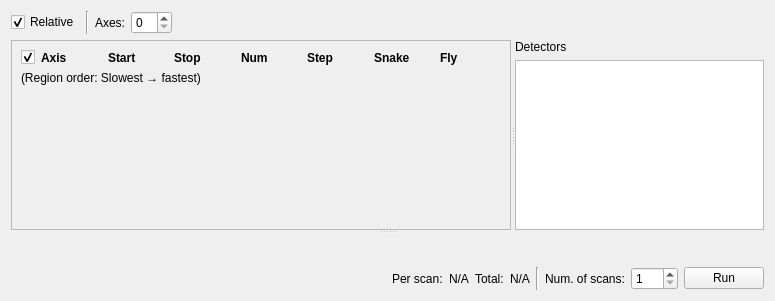
Above: src/firefly/plans/grid_scan.ui from spc-group/haven before the change. Below: the same form after it.
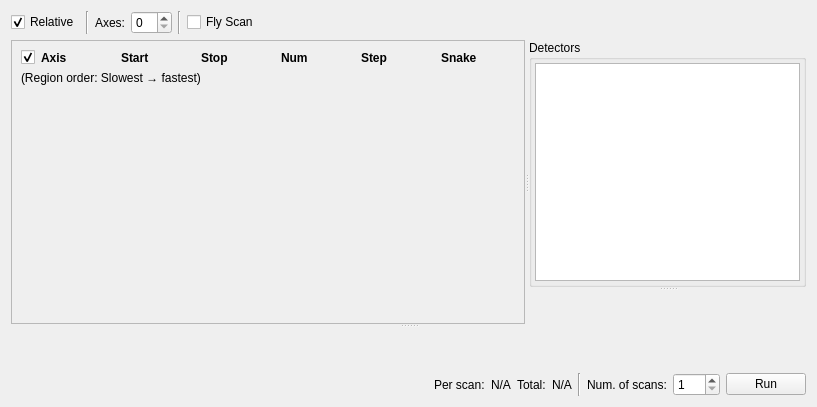
That is the form after the change. Custom widgets are drawn as their Qt base class.

Commit message: Added fly scan control widgets to the grid scan plan display.

What changed in the file:
```diff
--- a/src/firefly/plans/grid_scan.ui
+++ b/src/firefly/plans/grid_scan.ui
@@ -6,8 +6,8 @@
    <rect>
     <x>0</x>
     <y>0</y>
-    <width>775</width>
-    <height>301</height>
+    <width>817</width>
+    <height>407</height>
    </rect>
   </property>
   <property name="windowTitle">
@@ -74,6 +74,20 @@
        </property>
       </widget>
      </item>
+     <item>
+      <widget class="Line" name="line_3">
+       <property name="orientation">
+        <enum>Qt::Vertical</enum>
+       </property>
+      </widget>
+     </item>
+     <item>
+      <widget class="QCheckBox" name="fly_checkbox">
+       <property name="text">
+        <string>Fly Scan</string>
+       </property>
+      </widget>
+     </item>
      <item>
       <spacer name="horizontalSpacer">
        <property name="orientation">
@@ -113,8 +127,8 @@
          <rect>
           <x>0</x>
           <y>0</y>
-          <width>498</width>
-          <height>185</height>
+          <width>515</width>
+          <height>281</height>
          </rect>
         </property>
         <layout class="QVBoxLayout" name="verticalLayout_7">
@@ -216,19 +230,6 @@
                </property>
               </widget>
              </item>
-             <item row="0" column="7">
-              <widget class="QLabel" name="label_23">
-               <property name="font">
-                <font>
-                 <weight>75</weight>
-                 <bold>true</bold>
-                </font>
-               </property>
-               <property name="text">
-                <string>Fly</string>
-               </property>
-              </widget>
-             </item>
             </layout>
            </item>
            <item>
@@ -256,32 +257,40 @@
         </layout>
        </widget>
       </widget>
-      <widget class="QWidget" name="layoutWidget_2">
-       <layout class="QVBoxLayout" name="verticalLayout_8">
-        <item>
-         <widget class="QLabel" name="detectors_label_2">
-          <property name="sizePolicy">
-           <sizepolicy hsizetype="Fixed" vsizetype="Preferred">
-            <horstretch>0</horstretch>
-            <verstretch>0</verstretch>
-           </sizepolicy>
-          </property>
-          <property name="text">
-           <string>Detectors</string>
-          </property>
-         </widget>
-        </item>
-        <item>
-         <widget class="DetectorListView" name="detectors_list">
-          <property name="toolTip">
-           <string>&lt;html&gt;&lt;head/&gt;&lt;body&gt;&lt;p&gt;Use &lt;span style=&quot; font-weight:600;&quot;&gt;ctrl&lt;/span&gt; to select multiple detectors&lt;/p&gt;&lt;/body&gt;&lt;/html&gt;</string>
-          </property>
-          <property name="selectionMode">
-           <enum>QAbstractItemView::MultiSelection</enum>
-          </property>
-         </widget>
-        </item>
-       </layout>
+      <widget class="QSplitter" name="splitter_2">
+       <property name="orientation">
+        <enum>Qt::Vertical</enum>
+       </property>
+       <widget class="QGroupBox" name="groupBox">
+        <property name="title">
+         <string>Detectors</string>
+        </property>
+        <layout class="QVBoxLayout" name="verticalLayout_3">
+         <property name="leftMargin">
+          <number>3</number>
+         </property>
+         <property name="topMargin">
+          <number>3</number>
+         </property>
+         <property name="rightMargin">
+          <number>3</number>
+         </property>
+         <property name="bottomMargin">
+          <number>3</number>
+         </property>
+         <item>
+          <widget class="DetectorListView" name="detectors_list">
+           <property name="toolTip">
+            <string>&lt;html&gt;&lt;head/&gt;&lt;body&gt;&lt;p&gt;Use &lt;span style=&quot; font-weight:600;&quot;&gt;ctrl&lt;/span&gt; to select multiple detectors&lt;/p&gt;&lt;/body&gt;&lt;/html&gt;</string>
+           </property>
+           <property name="selectionMode">
+            <enum>QAbstractItemView::MultiSelection</enum>
+           </property>
+          </widget>
+         </item>
+        </layout>
+       </widget>
+       <widget class="FlyScanWidget" name="fly_scan_widget" native="true"/>
       </widget>
      </widget>
      <widget class="MetadataWidget" name="metadata_widget" native="true"/>
@@ -416,6 +425,12 @@
    <header>firefly.plans.metadata</header>
    <container>1</container>
   </customwidget>
+  <customwidget>
+   <class>FlyScanWidget</class>
+   <extends>QWidget</extends>
+   <header>firefly.plans.fly_scan</header>
+   <container>1</container>
+  </customwidget>
  </customwidgets>
  <resources/>
  <connections/>
```
Left out of the diff: 103 changed lines with no effect on the pictures. The commit also changes 7 other files.
